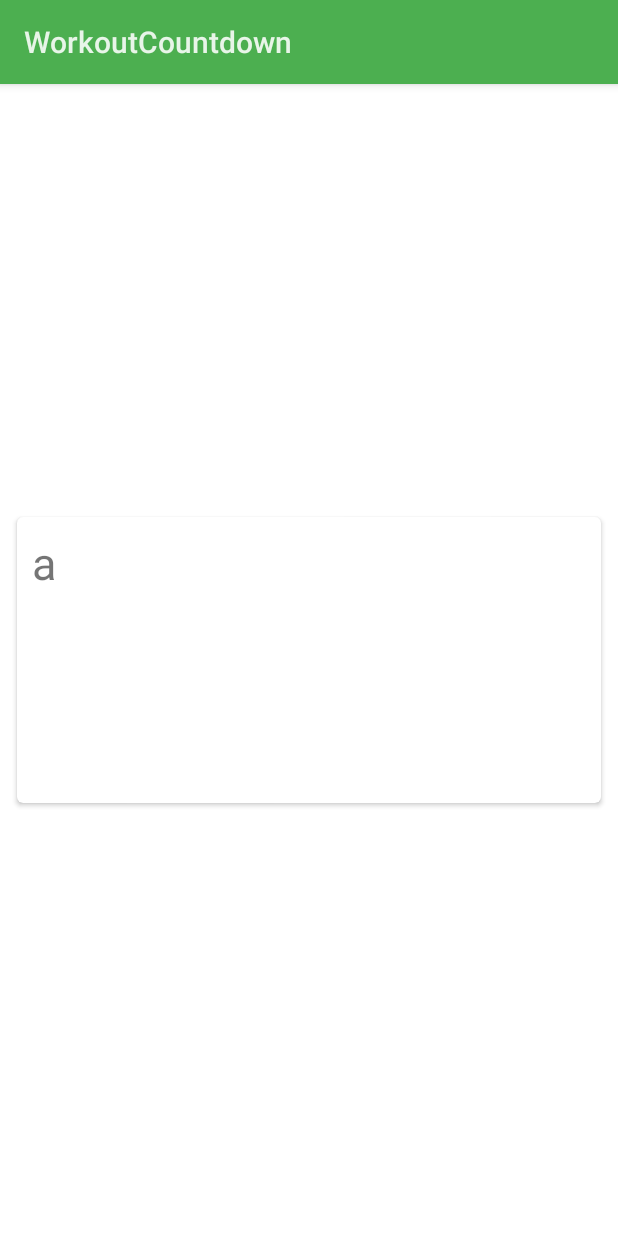
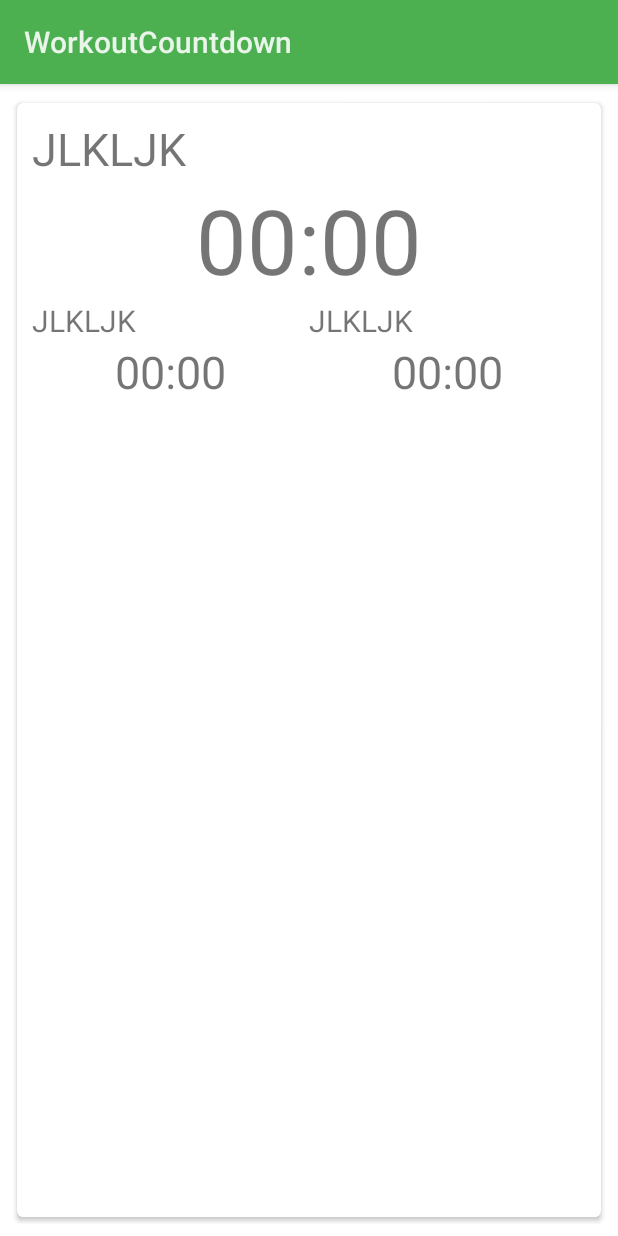
Before and after one commit to zjywill/WorkoutCountdown, an Android app: the screen it shows after launch (MainActivity), on a phone screen of 412 x 824 dp. Run offline under Robolectric (Android 15) with nearby library versions, the phone set to English and light mode, and no system bars.

Commit message:
提交change 资源 布局

```diff
--- a/app/src/main/java/com/comic/workoutcountdown/DividerDecoration.java
+++ b/app/src/main/java/com/comic/workoutcountdown/DividerDecoration.java
@@ -36,19 +36,7 @@ public class DividerDecoration extends RecyclerView.ItemDecoration {
 
     /** Draw dividers underneath each child view */
     public void drawVertical(Canvas c, RecyclerView parent) {
-        final int left = parent.getPaddingLeft();
-        final int right = parent.getWidth() - parent.getPaddingRight();
 
-        final int childCount = parent.getChildCount();
-        for (int i = 0; i < childCount; i++) {
-            final View child = parent.getChildAt(i);
-            final RecyclerView.LayoutParams params = (RecyclerView.LayoutParams) child
-                    .getLayoutParams();
-            final int top = child.getBottom() + params.bottomMargin + mInsets;
-            final int bottom = top + mDivider.getIntrinsicHeight();
-            mDivider.setBounds(left, top, right, bottom);
-            mDivider.draw(c);
-        }
     }
 
     @Override
--- a/app/src/main/java/com/comic/workoutcountdown/ListCardAdapter.java
+++ b/app/src/main/java/com/comic/workoutcountdown/ListCardAdapter.java
@@ -22,7 +22,6 @@ public class ListCardAdapter extends RecyclerView.Adapter<ListCardAdapter.ViewHo
 
         public ViewHolder(View v) {
             super(v);
-            mTextView = (TextView) v.findViewById(R.id.info_text);
         }
     }
 
@@ -48,7 +47,6 @@ public class ListCardAdapter extends RecyclerView.Adapter<ListCardAdapter.ViewHo
     public void onBindViewHolder(ViewHolder holder, int position) {
         // - get element from your dataset at this position
         // - replace the contents of the view with that element
-        holder.mTextView.setText(mDataset[position]);
 
     }
 
--- a/app/src/main/java/com/comic/workoutcountdown/MainActivity.java
+++ b/app/src/main/java/com/comic/workoutcountdown/MainActivity.java
@@ -13,7 +13,7 @@ public class MainActivity extends Activity {
     private RecyclerView.ItemDecoration mItemDecoration;
     private ListCardAdapter mAdapter;
 
-    private String[] mData = {"a","b","a","b","a","b","a","b","a","b","a","b","a","b","a","b","a","b","a","b","a","b","a","b","a","b"};
+    private String[] mData = {"00:00","b","a","b","a","b","a","b","a","b","a","b","a","b","a","b","a","b","a","b","a","b","a","b","a","b"};
 
     @Override
     protected void onCreate(Bundle savedInstanceState) {
--- a/app/src/main/res/layout/list_card_item.xml
+++ b/app/src/main/res/layout/list_card_item.xml
@@ -7,17 +7,51 @@
     <android.support.v7.widget.CardView xmlns:card_view="http://schemas.android.com/apk/res-auto"
         android:id="@+id/card_view"
         android:layout_width="match_parent"
-        android:layout_height="200dp"
+        android:layout_height="wrap_content"
         android:layout_gravity="center"
         card_view:cardCornerRadius="4dp"
-        card_view:cardUseCompatPadding = "true"
-        card_view:contentPadding="10dp"
-        card_view:cardPreventCornerOverlap = "true">
+        card_view:cardPreventCornerOverlap="true"
+        card_view:cardUseCompatPadding="true"
+        card_view:contentPadding="10dp">
 
-        <TextView
-            android:id="@+id/info_text"
+        <RelativeLayout
             android:layout_width="match_parent"
-            android:layout_height="match_parent"
-            android:textSize="30dp" />
+            android:layout_height="match_parent">
+
+            <include
+                android:id="@+id/workout_text"
+                layout="@layout/two_text_panel_big"
+                android:layout_width="match_parent"
+                android:layout_height="wrap_content" />
+
+            <LinearLayout
+                android:id="@+id/sub_workout_text"
+                android:layout_width="match_parent"
+                android:layout_height="match_parent"
+                android:layout_below="@id/workout_text">
+
+                <include
+                    android:id="@+id/prepare_text"
+                    layout="@layout/two_text_panel_small"
+                    android:layout_width="0dp"
+                    android:layout_height="match_parent"
+                    android:layout_weight="1" />
+
+                <include
+                    android:id="@+id/rest_text"
+                    layout="@layout/two_text_panel_small"
+                    android:layout_width="0dp"
+                    android:layout_height="match_parent"
+                    android:layout_weight="1" />
+            </LinearLayout>
+
+            <View
+                style="@style/divider"
+                android:layout_below="@id/sub_workout_text"
+                android:padding="10dp" />
+
+        </RelativeLayout>
+
+
     </android.support.v7.widget.CardView>
 </LinearLayout>
--- /dev/null
+++ b/app/src/main/res/layout/two_text_panel_big.xml
@@ -0,0 +1,22 @@
+<?xml version="1.0" encoding="utf-8"?>
+<LinearLayout xmlns:android="http://schemas.android.com/apk/res/android"
+    android:layout_width="match_parent"
+    android:layout_height="match_parent"
+    android:orientation="vertical">
+
+    <TextView
+        android:id="@+id/text_big_title"
+        android:layout_width="match_parent"
+        android:layout_height="wrap_content"
+        android:text="JLKLJK"
+        android:textSize="30dp" />
+
+    <TextView
+        android:id="@+id/text_big_content"
+        android:layout_width="match_parent"
+        android:layout_height="wrap_content"
+        android:gravity="center"
+        android:text="00:00"
+        android:textSize="60dp" />
+
+</LinearLayout>
--- /dev/null
+++ b/app/src/main/res/layout/two_text_panel_small.xml
@@ -0,0 +1,22 @@
+<?xml version="1.0" encoding="utf-8"?>
+<LinearLayout xmlns:android="http://schemas.android.com/apk/res/android"
+    android:layout_width="match_parent"
+    android:layout_height="match_parent"
+    android:orientation="vertical">
+
+    <TextView
+        android:id="@+id/text_small_title"
+        android:layout_width="match_parent"
+        android:layout_height="wrap_content"
+        android:text="JLKLJK"
+        android:textSize="20dp" />
+
+    <TextView
+        android:id="@+id/text_small_content"
+        android:layout_width="match_parent"
+        android:layout_height="wrap_content"
+        android:gravity="center"
+        android:text="00:00"
+        android:textSize="30dp" />
+
+</LinearLayout>
--- /dev/null
+++ b/app/src/main/res/values/color_orange.xml
@@ -0,0 +1,18 @@
+<?xml version="1.0" encoding="utf-8"?>
+<resources>
+    <color name="orange_50">#fff3e0</color>
+    <color name="orange_100">#ffe0b2</color>
+    <color name="orange_200">#ffcc80</color>
+    <color name="orange_300">#ffb74d</color>
+    <color name="orange_400">#ffa726</color>
+    <color name="orange_500">#ff9800</color>
+    <color name="orange_600">#fb8c00</color>
+    <color name="orange_700">#f57c00</color>
+    <color name="orange_800">#fe6c00</color>
+    <color name="orange_900">#e65100</color>
+    <color name="orange_a100">#ffd180</color>
+    <color name="orange_a200">#ffab40</color>
+    <color name="orange_a400">#ff9100</color>
+    <color name="orange_a700">#ff6d00</color>
+
+</resources>
--- /dev/null
+++ b/app/src/main/res/values/style.xml
@@ -0,0 +1,8 @@
+<?xml version="1.0" encoding="utf-8"?>
+<resources>
+    <style name="divider">
+        <item name="android:layout_width">match_parent</item>
+        <item name="android:layout_height">1dp</item>
+        <item name="android:background">?android:attr/listDivider</item>
+    </style>
+</resources>
```
